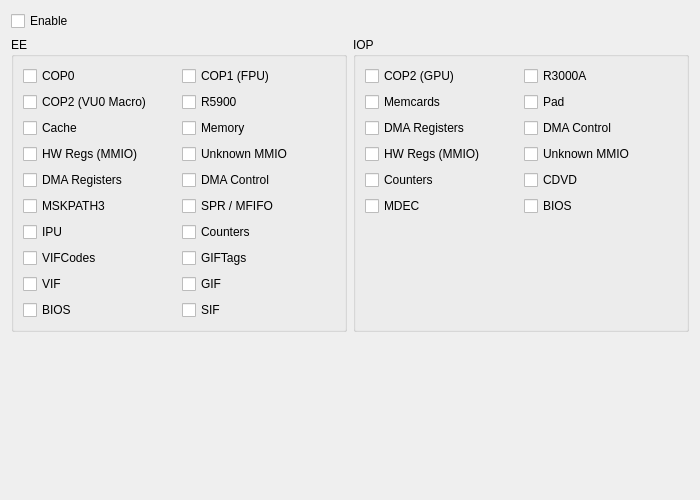
Before: the Qt Designer form pcsx2-qt/Settings/DebugLoggingSettingsTab.ui in PCSX2/pcsx2, drawn with Qt 5.
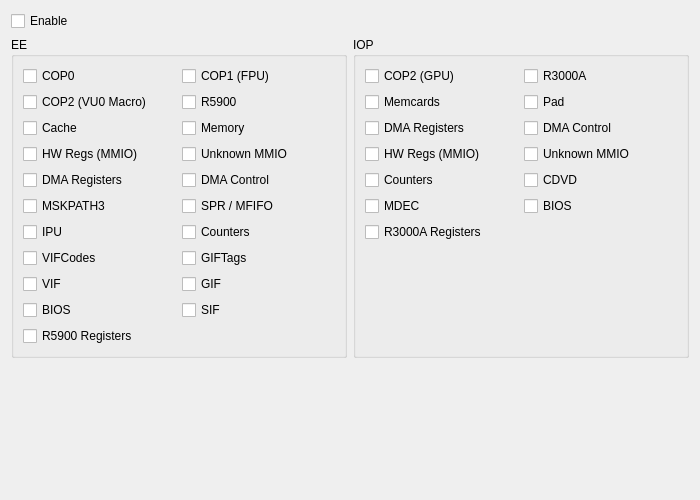
After: the same form once the commit is applied.

Commit message:
Added register trace functionality.
Note: need to tidy up log output formatting

```diff
--- a/pcsx2-qt/Settings/DebugLoggingSettingsTab.ui
+++ b/pcsx2-qt/Settings/DebugLoggingSettingsTab.ui
@@ -171,6 +171,13 @@
             </property>
            </widget>
           </item>
+          <item row="11" column="0">
+           <widget class="QCheckBox" name="chkEER5900Regs">
+            <property name="text">
+             <string>R5900 Registers</string>
+            </property>
+           </widget>
+          </item>
          </layout>
         </item>
         <item>
@@ -281,6 +288,13 @@
             </property>
            </widget>
           </item>
+          <item row="6" column="0">
+           <widget class="QCheckBox" name="chkIOPR3000ARegs">
+            <property name="text">
+             <string>R3000A Registers</string>
+            </property>
+           </widget>
+          </item>
          </layout>
         </item>
         <item>
```
The commit also changes 7 other files.
